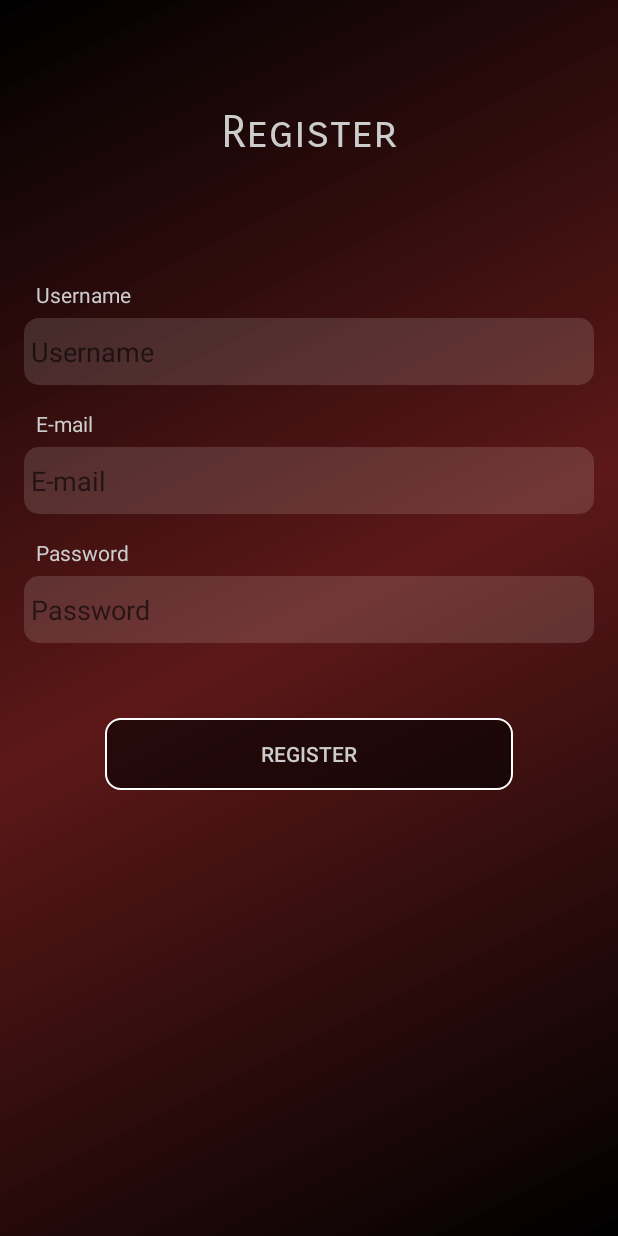
After one commit to BrunaMarcal/TMDBProject, an Android app: the RegisterActivity screen opened directly, with no data from a screen before it, on a phone screen of 412 x 824 dp. The commit adds this screen. Run offline under Robolectric (Android 15) with nearby library versions, the phone set to English and light mode, and no system bars.

Commit message:
implementation of layout of page login and register

```diff
--- a/app/src/main/java/br/com/brunamarcal/tmdbproject/ui/activity/detail/DetailActivity.kt
+++ b/app/src/main/java/br/com/brunamarcal/tmdbproject/ui/activity/detail/DetailActivity.kt
@@ -2,7 +2,6 @@ package br.com.brunamarcal.tmdbproject.ui.activity.detail
 
 import androidx.appcompat.app.AppCompatActivity
 import android.os.Bundle
-import android.util.Log
 import br.com.brunamarcal.tmdbproject.BuildConfig
 import br.com.brunamarcal.tmdbproject.R
 import br.com.brunamarcal.tmdbproject.data.database.modeldb.FavoriteMovie
@@ -12,7 +11,6 @@ import br.com.brunamarcal.tmdbproject.ui.activity.favoritemovie.viewmodel.Favori
 import com.google.android.material.snackbar.Snackbar
 import com.squareup.picasso.Picasso
 import kotlinx.android.synthetic.main.activity_detail.*
-import kotlinx.android.synthetic.main.toolbar.*
 import kotlinx.coroutines.Dispatchers
 
 class DetailActivity : AppCompatActivity() {
@@ -33,7 +31,7 @@ class DetailActivity : AppCompatActivity() {
         txtDetailVote.text = movie.voteAverage.toString()
         txtDetailOverview.text = movie.overview
 
-        fabDetail.setOnClickListener {
+        fabDelete.setOnClickListener {
             viewModel.insertFavoriteMovie(FavoriteMovie(movie.id,
                 "bruna@zup.com",
                 movie.posterPath,
@@ -43,7 +41,7 @@ class DetailActivity : AppCompatActivity() {
                 movie.originalTitle,
                 movie.voteAverage))
 
-            Snackbar.make(fabDetail, "Favoritado com Sucesso!", Snackbar.LENGTH_SHORT).show()
+            Snackbar.make(fabDelete, "Favoritado com Sucesso!", Snackbar.LENGTH_SHORT).show()
         }
     }
 }
--- a/app/src/main/java/br/com/brunamarcal/tmdbproject/ui/activity/home/HomeActivity.kt
+++ b/app/src/main/java/br/com/brunamarcal/tmdbproject/ui/activity/home/HomeActivity.kt
@@ -1,14 +1,13 @@
 package br.com.brunamarcal.tmdbproject.ui.activity.home
 
 import android.content.Intent
+import android.os.Bundle
 import androidx.appcompat.app.AppCompatActivity
-import android.os.Bundle
 import br.com.brunamarcal.tmdbproject.R
 import br.com.brunamarcal.tmdbproject.data.repository.Repository
 import br.com.brunamarcal.tmdbproject.pageadapter.HomePageAdapter
 import br.com.brunamarcal.tmdbproject.ui.activity.favoritemovie.FavoriteMovieActivity
 import br.com.brunamarcal.tmdbproject.ui.activity.home.viewmodel.HomeViewModel
-import br.com.brunamarcal.tmdbproject.ui.fragment.HomeFragment
 import com.google.android.material.bottomnavigation.BottomNavigationView
 import kotlinx.android.synthetic.main.activity_base_home.*
 import kotlinx.coroutines.Dispatchers
--- /dev/null
+++ b/app/src/main/java/br/com/brunamarcal/tmdbproject/ui/activity/register/RegisterActivity.kt
@@ -0,0 +1,13 @@
+package br.com.brunamarcal.tmdbproject.ui.activity.register
+
+import androidx.appcompat.app.AppCompatActivity
+import android.os.Bundle
+import br.com.brunamarcal.tmdbproject.R
+
+class RegisterActivity : AppCompatActivity() {
+
+    override fun onCreate(savedInstanceState: Bundle?) {
+        super.onCreate(savedInstanceState)
+        setContentView(R.layout.activity_register)
+    }
+}
--- /dev/null
+++ b/app/src/main/res/drawable/background_buttom.xml
@@ -0,0 +1,13 @@
+<?xml version="1.0" encoding="utf-8"?>
+<shape xmlns:android="http://schemas.android.com/apk/res/android"
+    android:shape="rectangle">
+
+    <solid
+        android:color="#95000000"/>
+    <corners
+        android:radius="10dp"/>
+    <stroke
+        android:color="@color/colorWhite"
+        android:width="1dp"/>
+
+</shape>
--- /dev/null
+++ b/app/src/main/res/drawable/background_edit_text.xml
@@ -0,0 +1,15 @@
+<?xml version="1.0" encoding="utf-8"?>
+<shape xmlns:android="http://schemas.android.com/apk/res/android"
+    android:shape="rectangle">
+
+    <solid
+        android:color="#22FFFFFF" />
+    <corners
+        android:radius="10dp"/>
+    <padding
+        android:left="5dp"
+        android:right="5dp"
+        android:top="10dp"
+        android:bottom="10dp" />
+
+</shape>
--- /dev/null
+++ b/app/src/main/res/drawable/background_login.xml
@@ -0,0 +1,11 @@
+<?xml version="1.0" encoding="utf-8"?>
+<shape xmlns:android="http://schemas.android.com/apk/res/android"
+    android:shape="rectangle">
+
+<gradient
+    android:startColor="@color/colorPrimary"
+    android:centerColor="#EA4E0303"
+    android:endColor="@color/colorPrimary"
+    android:angle="135"/>
+
+</shape>
--- /dev/null
+++ b/app/src/main/res/drawable/ic_delete.xml
@@ -0,0 +1,5 @@
+<vector android:height="24dp" android:tint="#FFFFFF"
+    android:viewportHeight="24.0" android:viewportWidth="24.0"
+    android:width="24dp" xmlns:android="http://schemas.android.com/apk/res/android">
+    <path android:fillColor="#FF000000" android:pathData="M6,19c0,1.1 0.9,2 2,2h8c1.1,0 2,-0.9 2,-2V7H6v12zM19,4h-3.5l-1,-1h-5l-1,1H5v2h14V4z"/>
+</vector>
--- a/app/src/main/res/layout/activity_detail.xml
+++ b/app/src/main/res/layout/activity_detail.xml
@@ -85,7 +85,7 @@
         tools:text="Date" />
 
     <com.google.android.material.floatingactionbutton.FloatingActionButton
-        android:id="@+id/fabDetail"
+        android:id="@+id/fabDelete"
         android:layout_width="wrap_content"
         android:layout_height="wrap_content"
         android:layout_marginEnd="32dp"
--- /dev/null
+++ b/app/src/main/res/layout/activity_register.xml
@@ -0,0 +1,115 @@
+<?xml version="1.0" encoding="utf-8"?>
+<androidx.constraintlayout.widget.ConstraintLayout xmlns:android="http://schemas.android.com/apk/res/android"
+    xmlns:app="http://schemas.android.com/apk/res-auto"
+    xmlns:tools="http://schemas.android.com/tools"
+    android:layout_width="match_parent"
+    android:layout_height="match_parent"
+    tools:context=".ui.activity.register.RegisterActivity"
+    android:background="@drawable/background_login">
+
+    <TextView
+        android:id="@+id/textView6"
+        android:layout_width="match_parent"
+        android:layout_height="wrap_content"
+        android:layout_marginStart="16dp"
+        android:layout_marginTop="70dp"
+        android:layout_marginEnd="16dp"
+        android:fontFamily="sans-serif-smallcaps"
+        android:text="@string/register"
+        android:textAlignment="center"
+        android:textColor="@color/grey"
+        android:textSize="30sp"
+        app:layout_constraintEnd_toEndOf="parent"
+        app:layout_constraintHorizontal_bias="0.0"
+        app:layout_constraintStart_toStartOf="parent"
+        app:layout_constraintTop_toTopOf="parent" />
+
+    <TextView
+        android:id="@+id/textView"
+        android:layout_width="match_parent"
+        android:layout_height="wrap_content"
+        android:layout_marginStart="24dp"
+        android:layout_marginTop="80dp"
+        android:layout_marginEnd="24dp"
+        android:text="@string/username"
+        android:textColor="@color/grey"
+        app:layout_constraintEnd_toEndOf="parent"
+        app:layout_constraintHorizontal_bias="0.0"
+        app:layout_constraintStart_toStartOf="parent"
+        app:layout_constraintTop_toBottomOf="@+id/textView6" />
+
+    <EditText
+        android:id="@+id/edtRegisterName"
+        android:layout_width="match_parent"
+        android:layout_height="wrap_content"
+        android:layout_marginStart="16dp"
+        android:layout_marginTop="6dp"
+        android:layout_marginEnd="16dp"
+        android:background="@drawable/background_edit_text"
+        android:hint="@string/username"
+        android:textColor="@color/grey"
+        app:layout_constraintEnd_toEndOf="parent"
+        app:layout_constraintStart_toStartOf="parent"
+        app:layout_constraintTop_toBottomOf="@+id/textView" />
+
+    <TextView
+        android:id="@+id/textView3"
+        android:layout_width="0dp"
+        android:layout_height="wrap_content"
+        android:layout_marginTop="16dp"
+        android:text="@string/email"
+        android:textColor="@color/grey"
+        app:layout_constraintEnd_toEndOf="@+id/textView"
+        app:layout_constraintStart_toStartOf="@+id/textView"
+        app:layout_constraintTop_toBottomOf="@+id/edtRegisterName" />
+
+    <EditText
+        android:id="@+id/edtEmailRegister"
+        android:layout_width="0dp"
+        android:layout_height="wrap_content"
+        android:layout_marginTop="6dp"
+        android:background="@drawable/background_edit_text"
+        android:hint="@string/email"
+        android:textColor="@color/grey"
+        app:layout_constraintEnd_toEndOf="@+id/edtRegisterName"
+        app:layout_constraintStart_toStartOf="@+id/edtRegisterName"
+        app:layout_constraintTop_toBottomOf="@+id/textView3" />
+
+    <TextView
+        android:id="@+id/textView5"
+        android:layout_width="0dp"
+        android:layout_height="wrap_content"
+        android:layout_marginTop="16dp"
+        android:text="@string/password"
+        android:textColor="@color/grey"
+        app:layout_constraintEnd_toEndOf="@+id/textView3"
+        app:layout_constraintStart_toStartOf="@+id/textView3"
+        app:layout_constraintTop_toBottomOf="@+id/edtEmailRegister" />
+
+    <EditText
+        android:id="@+id/edtRegisterPassword"
+        android:layout_width="0dp"
+        android:layout_height="wrap_content"
+        android:layout_marginTop="6dp"
+        android:background="@drawable/background_edit_text"
+        android:hint="@string/password"
+        android:textColor="@color/grey"
+        app:layout_constraintEnd_toEndOf="@+id/edtEmailRegister"
+        app:layout_constraintStart_toStartOf="@+id/edtEmailRegister"
+        app:layout_constraintTop_toBottomOf="@+id/textView5" />
+
+    <Button
+        android:layout_width="match_parent"
+        android:layout_height="wrap_content"
+        android:layout_marginStart="70dp"
+        android:layout_marginTop="50dp"
+        android:layout_marginEnd="70dp"
+        android:background="@drawable/background_buttom"
+        android:text="@string/register"
+        android:textColor="@color/grey"
+        app:layout_constraintEnd_toEndOf="parent"
+        app:layout_constraintStart_toStartOf="parent"
+        app:layout_constraintTop_toBottomOf="@+id/edtRegisterPassword" />
+
+
+</androidx.constraintlayout.widget.ConstraintLayout>
--- a/app/src/main/res/values/colors.xml
+++ b/app/src/main/res/values/colors.xml
@@ -6,6 +6,7 @@
     <color name="colorRed">#CCF40000</color>
     <color name="colorWhite">#FFFFFF</color>
     <color name="transparent">#66000000</color>
+    <color name="grey">#CCCCCC</color>
 
 
 </resources>
--- a/app/src/main/res/values/strings.xml
+++ b/app/src/main/res/values/strings.xml
@@ -5,5 +5,9 @@
     <string name="person">Person</string>
     <string name="my_favorite">Meus Favoritos</string>
     <string name="details_movie">Detalhes do Filme</string>
+    <string name="username">Username</string>
+    <string name="password">Password</string>
+    <string name="register">Register</string>
+    <string name="email">E-mail</string>
 
 </resources>
```
Also changed, not shown: app/src/main/AndroidManifest.xml (+8 -4 lines), app/src/main/java/br/com/brunamarcal/tmdbproject/data/repository/Repository.kt (+5 -3 lines), app/src/main/java/br/com/brunamarcal/tmdbproject/ui/activity/login/LoginActivity.kt (added, +57 -0 lines), app/src/main/java/br/com/brunamarcal/tmdbproject/ui/activity/login/viewmodel/LoginViewModel.kt (added, +42 -0 lines), app/src/main/java/br/com/brunamarcal/tmdbproject/ui/activity/register/viewmodel/RegisterViewModel.kt (added, +35 -0 lines), app/src/main/res/layout/activity_login.xml (added, +116 -0 lines), app/src/main/res/layout/fragment_person.xml (+73 -3 lines), app/src/main/res/drawable/logo_app.webp (added).
